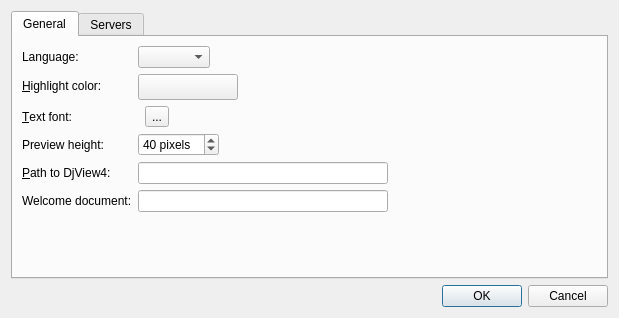
Above: src/preferencesdialog.ui from jsbien/djview-poliqarp_fork before the change. Below: the same form after it.
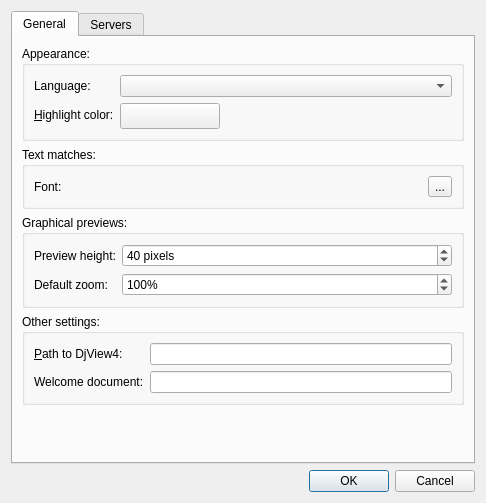
That is the form after the change.

Commit message: Configurable zoom for preview. Closes #107.

Patch:
```diff
--- a/src/preferencesdialog.ui
+++ b/src/preferencesdialog.ui
@@ -6,8 +6,8 @@
    <rect>
     <x>0</x>
     <y>0</y>
-    <width>619</width>
-    <height>318</height>
+    <width>486</width>
+    <height>503</height>
    </rect>
   </property>
   <property name="windowTitle">
@@ -23,10 +23,13 @@
       <attribute name="title">
        <string>General</string>
       </attribute>
-      <layout class="QFormLayout" name="formLayout">
-       <property name="fieldGrowthPolicy">
-        <enum>QFormLayout::FieldsStayAtSizeHint</enum>
-       </property>
+      <layout class="QVBoxLayout" name="verticalLayout_3">
+       <item>
+        <widget class="QGroupBox" name="appearanceGroup">
+         <property name="title">
+          <string>Appearance:</string>
+         </property>
+         <layout class="QFormLayout" name="formLayout_2">
        <item row="0" column="0">
         <widget class="QLabel" name="languageLabel">
          <property name="text">
@@ -53,6 +56,12 @@
        </item>
        <item row="1" column="1">
         <widget class="QPushButton" name="highlightButton">
+            <property name="sizePolicy">
+             <sizepolicy hsizetype="Preferred" vsizetype="Fixed">
+              <horstretch>0</horstretch>
+              <verstretch>0</verstretch>
+             </sizepolicy>
+            </property>
          <property name="minimumSize">
           <size>
            <width>100</width>
@@ -70,17 +79,30 @@
          </property>
         </widget>
        </item>
-       <item row="2" column="0">
+         </layout>
+         <zorder>highlightLabel</zorder>
+         <zorder>highlightButton</zorder>
+         <zorder>languageLabel</zorder>
+         <zorder>languageCombo</zorder>
+        </widget>
+       </item>
+       <item>
+        <widget class="QGroupBox" name="groupBox">
+         <property name="title">
+          <string>Text matches:</string>
+         </property>
+         <layout class="QFormLayout" name="formLayout">
+          <item row="0" column="0">
         <widget class="QLabel" name="label_3">
          <property name="text">
-          <string>&amp;Text font:</string>
+             <string>Font:</string>
          </property>
          <property name="buddy">
           <cstring>fontButton</cstring>
          </property>
         </widget>
        </item>
-       <item row="2" column="1">
+          <item row="0" column="1">
         <layout class="QHBoxLayout" name="horizontalLayout">
          <property name="spacing">
           <number>0</number>
@@ -107,14 +129,23 @@
          </item>
         </layout>
        </item>
-       <item row="3" column="0">
+         </layout>
+        </widget>
+       </item>
+       <item>
+        <widget class="QGroupBox" name="groupBox_2">
+         <property name="title">
+          <string>Graphical previews:</string>
+         </property>
+         <layout class="QFormLayout" name="formLayout_4">
+          <item row="0" column="0">
         <widget class="QLabel" name="label_2">
          <property name="text">
           <string>Preview height:</string>
          </property>
         </widget>
        </item>
-       <item row="3" column="1">
+          <item row="0" column="1">
         <widget class="QSpinBox" name="previewHeightSpin">
          <property name="suffix">
           <string> pixels</string>
@@ -133,7 +164,42 @@
          </property>
         </widget>
        </item>
-       <item row="4" column="0">
+          <item row="1" column="0">
+           <widget class="QLabel" name="label_5">
+            <property name="text">
+             <string>Default zoom:</string>
+            </property>
+           </widget>
+          </item>
+          <item row="1" column="1">
+           <widget class="QSpinBox" name="zoomSpin">
+            <property name="suffix">
+             <string notr="true">%</string>
+            </property>
+            <property name="minimum">
+             <number>25</number>
+            </property>
+            <property name="maximum">
+             <number>1000</number>
+            </property>
+            <property name="singleStep">
+             <number>25</number>
+            </property>
+            <property name="value">
+             <number>100</number>
+            </property>
+           </widget>
+          </item>
+         </layout>
+        </widget>
+       </item>
+       <item>
+        <widget class="QGroupBox" name="otherGroup">
+         <property name="title">
+          <string>Other settings:</string>
+         </property>
+         <layout class="QFormLayout" name="formLayout_3">
+          <item row="0" column="0">
         <widget class="QLabel" name="label">
          <property name="text">
           <string>&amp;Path to DjView4:</string>
@@ -143,7 +209,7 @@
          </property>
         </widget>
        </item>
-       <item row="4" column="1">
+          <item row="0" column="1">
         <widget class="QLineEdit" name="pathEdit">
          <property name="minimumSize">
           <size>
@@ -156,7 +222,7 @@
          </property>
         </widget>
        </item>
-       <item row="5" column="0">
+          <item row="1" column="0">
         <widget class="QLabel" name="label_4">
          <property name="text">
           <string>Welcome document:</string>
@@ -166,7 +232,7 @@
          </property>
         </widget>
        </item>
-       <item row="5" column="1">
+          <item row="1" column="1">
         <widget class="QLineEdit" name="welcomeEdit">
          <property name="minimumSize">
           <size>
@@ -181,6 +247,22 @@
        </item>
       </layout>
      </widget>
+       </item>
+       <item>
+        <spacer name="generalSpacer">
+         <property name="orientation">
+          <enum>Qt::Vertical</enum>
+         </property>
+         <property name="sizeHint" stdset="0">
+          <size>
+           <width>0</width>
+           <height>0</height>
+          </size>
+         </property>
+        </spacer>
+       </item>
+      </layout>
+     </widget>
      <widget class="QWidget" name="serverTab">
       <attribute name="title">
        <string>Servers</string>
```
Left out of the diff: 6 changed lines with no effect on the pictures. Lines whose indentation alone changed are shown as unchanged. The commit also changes 2 other files.
